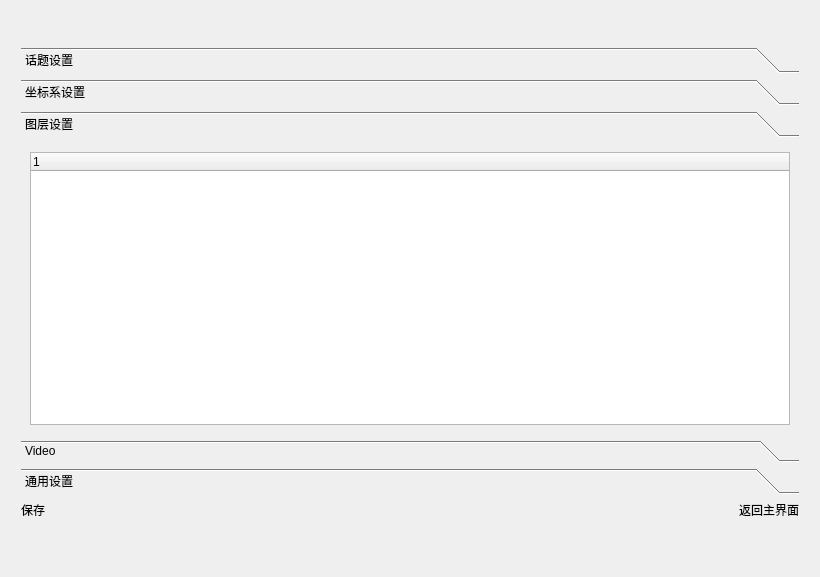
First picture: the form in ui/loginsetting.ui, repository AtoposTzb/ROSGUI_QT, before the edit.
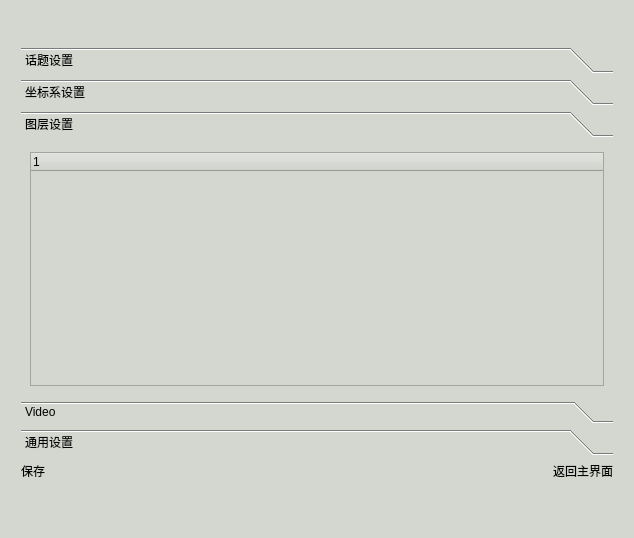
Second picture: the form after the edit. The open tabs and pages were chosen to show the change. Icons and pictures are not drawn.

```diff
--- a/ui/loginsetting.ui
+++ b/ui/loginsetting.ui
@@ -6,13 +6,16 @@
    <rect>
     <x>0</x>
     <y>0</y>
-    <width>820</width>
-    <height>577</height>
+    <width>634</width>
+    <height>538</height>
    </rect>
   </property>
   <property name="windowTitle">
    <string>Form</string>
   </property>
+  <property name="styleSheet">
+   <string notr="true">background-color: rgb(211, 215, 207);</string>
+  </property>
   <layout class="QGridLayout" name="gridLayout_4">
    <item row="0" column="0">
     <widget class="QStackedWidget" name="stackedWidget">
@@ -833,8 +836,8 @@
                 <rect>
                  <x>0</x>
                  <y>0</y>
-                 <width>689</width>
-                 <height>225</height>
+                 <width>594</width>
+                 <height>224</height>
                 </rect>
                </property>
                <attribute name="label">
```
Left out of the diff: 16 changed lines with no effect on the pictures.
